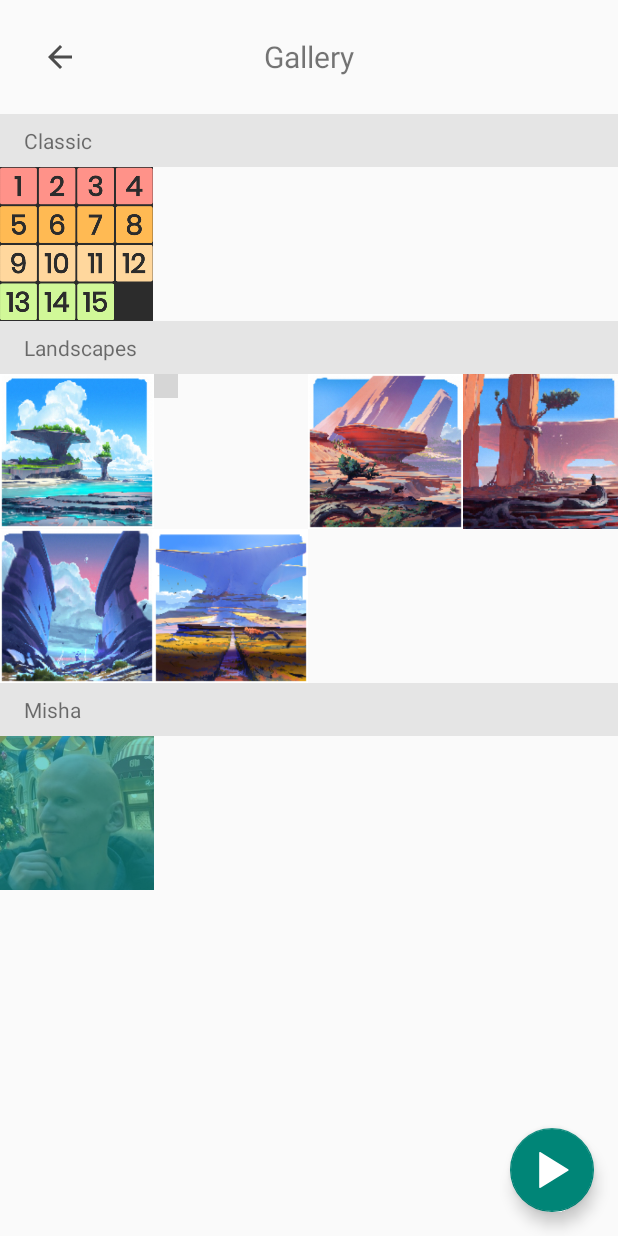
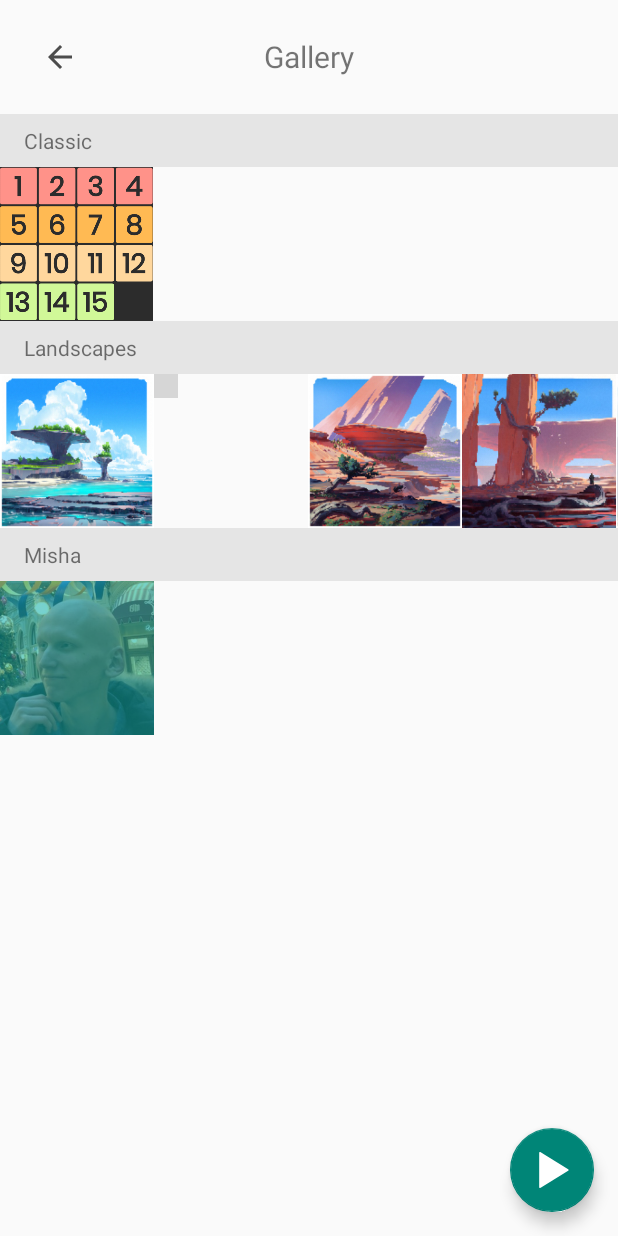
Before and after one commit to yudin2109/NePyatnashki, an Android app: the screen it shows after launch (GalleryPage), after a tap on "PLAY", on a phone screen of 412 x 824 dp. Run offline under Robolectric (Android 15) with nearby library versions, the phone set to English and light mode, and no system bars; our stand-ins replace Dagger/Hilt's generated code, Room's generated code; grey boxes are pictures that could not be loaded.

Commit message:
Added scrollable list

```diff
--- a/app/src/main/java/com/styudint/nepyatnashki/adapters/GalleryAdapter.kt
+++ b/app/src/main/java/com/styudint/nepyatnashki/adapters/GalleryAdapter.kt
@@ -1,6 +1,5 @@
 package com.styudint.nepyatnashki.adapters
 
-import android.net.Uri
 import android.view.LayoutInflater
 import android.view.View
 import android.view.ViewGroup
@@ -17,7 +16,8 @@ import com.styudint.nepyatnashki.data.ImageHolder
 import com.styudint.nepyatnashki.data.ResourceInfo
 import kotlinx.android.synthetic.main.gallery_image.view.*
 import kotlinx.android.synthetic.main.gallery_page_header.view.*
-import kotlinx.android.synthetic.main.gallery_page_item.view.*
+import kotlinx.android.synthetic.main.basic_gallery_page_item.view.*
+import kotlinx.android.synthetic.main.horizontal_scrollable_gallery_adapter.view.*
 import javax.inject.Inject
 
 class GalleryAdapter(private val activity: AppCompatActivity) : RecyclerView.Adapter<RecyclerView.ViewHolder>() {
@@ -30,7 +30,10 @@ class GalleryAdapter(private val activity: AppCompatActivity) : RecyclerView.Ada
 
     companion object {
         const val HEADER = 0
-        const val GALLERY_ITEM = 1
+        const val BASIC_GALLERY_ITEM = 1
+        const val SCROLLABLE_GALLERY_ITEM = 2
+
+        const val DEFAULT_IMAGE_IN_ROW_COUNT = 4
     }
 
     private val adapters = arrayListOf(
@@ -44,7 +47,9 @@ class GalleryAdapter(private val activity: AppCompatActivity) : RecyclerView.Ada
     override fun onCreateViewHolder(parent: ViewGroup, viewType: Int): RecyclerView.ViewHolder {
         if (viewType == HEADER)
             return createHeader(parent)
-        return createGalleryItem(parent)
+        if (viewType == BASIC_GALLERY_ITEM)
+            return createBasicGalleryItem(parent)
+        return createHorizontalScrollableGalleryItem(parent)
     }
 
     override fun getItemCount(): Int {
@@ -58,7 +63,7 @@ class GalleryAdapter(private val activity: AppCompatActivity) : RecyclerView.Ada
                 activity.finish()
             }
         }
-        if (holder.itemViewType == GALLERY_ITEM) {
+        if (holder.itemViewType == BASIC_GALLERY_ITEM || holder.itemViewType == SCROLLABLE_GALLERY_ITEM) {
             holder as GalleryItem
             holder.bind(adapters[position - 1], LayoutInflater.from(activity))
         }
@@ -78,17 +83,35 @@ class GalleryAdapter(private val activity: AppCompatActivity) : RecyclerView.Ada
     override fun getItemViewType(position: Int): Int {
         if (position == 0)
             return HEADER
-        return GALLERY_ITEM
+        if (position == 2)
+            return SCROLLABLE_GALLERY_ITEM
+        return BASIC_GALLERY_ITEM
     }
 
-    private fun createGalleryItem(parent: ViewGroup): BasicGalleryItem {
-        val view = LayoutInflater.from(activity).inflate(R.layout.gallery_page_item, parent, false)
+    private fun createBasicGalleryItem(parent: ViewGroup): BasicGalleryItem {
+        val view = LayoutInflater.from(activity).inflate(R.layout.basic_gallery_page_item, parent, false)
         return BasicGalleryItem(view)
+    }
+
+    private fun createHorizontalScrollableGalleryItem(parent: ViewGroup) : HorizontalScrollableGalleryItem {
+        val view = LayoutInflater.from(activity).inflate(R.layout.horizontal_scrollable_gallery_adapter, parent, false)
+        return HorizontalScrollableGalleryItem(view)
     }
 
     private fun createHeader(parent: ViewGroup): HeaderViewHolder {
         val view = LayoutInflater.from(activity).inflate(R.layout.gallery_page_header, parent, false)
         return HeaderViewHolder(view)
+    }
+
+    private fun registerImage(anchorView: View, info: ResourceInfo) {
+        if (info == imageHolder.info()) {
+            anchorView.findViewById<ImageView>(R.id.overlay).visibility = View.VISIBLE
+            picked = anchorView
+        }
+
+        anchorView.setOnClickListener {
+            picked(anchorView, info)
+        }
     }
 
     interface GalleryItem {
@@ -104,7 +127,8 @@ class GalleryAdapter(private val activity: AppCompatActivity) : RecyclerView.Ada
             miniGallery.removeAllViews()
 
             val rows = ArrayList<LinearLayout>()
-            val amountOfRows = (adapter.amountOfImages() + 3) / 4
+            val amountOfRows =
+                (adapter.amountOfImages() + DEFAULT_IMAGE_IN_ROW_COUNT - 1) / DEFAULT_IMAGE_IN_ROW_COUNT
 
             for (i in 0 until(amountOfRows)) {
                 val linearLayout = inflater.inflate(
@@ -115,18 +139,15 @@ class GalleryAdapter(private val activity: AppCompatActivity) : RecyclerView.Ada
             }
 
             for (i in 0 until(adapter.amountOfImages())) {
-                val view = inflater.inflate(R.layout.gallery_image, rows[i / 4], false)
+                val view = inflater.inflate(
+                    R.layout.gallery_image,
+                    rows[i / DEFAULT_IMAGE_IN_ROW_COUNT],
+                    false)
                 adapter.getBitmap(i).observe(activity, Observer {
                     view.image.setImageBitmap(it)
                 })
-                view.setOnClickListener {
-                    picked(view, adapter.getResourceInfo(i))
-                }
-                if (adapter.getResourceInfo(i) == imageHolder.info()) {
-                    view.findViewById<ImageView>(R.id.overlay).visibility = View.VISIBLE
-                    picked = view
-                }
-                rows[i / 4].addView(view)
+                registerImage(view, adapter.getResourceInfo(i))
+                rows[i / DEFAULT_IMAGE_IN_ROW_COUNT].addView(view)
             }
 
             rows.forEach {
@@ -135,6 +156,35 @@ class GalleryAdapter(private val activity: AppCompatActivity) : RecyclerView.Ada
         }
     }
 
+    inner class HorizontalScrollableGalleryItem(view: View) : RecyclerView.ViewHolder(view), GalleryItem {
+        private val header: TextView = view.header
+        private val imagesAnchor: LinearLayout = view.imagesAnchor
+
+        override fun bind(adapter: GalleryImageAdapter, inflater: LayoutInflater) {
+            header.text = adapter.getName()
+            imagesAnchor.removeAllViews()
+            for (i in 0 until adapter.amountOfImages()) {
+                val imageFrame = inflater.inflate(R.layout.gallery_image, imagesAnchor, false)
+                adapter.getBitmap(i).observe(activity, Observer {
+                    if (it == null)
+                        return@Observer
+                    prepareViewLayout(imageFrame)
+                    imageFrame.image.setImageBitmap(it)
+                })
+                registerImage(imageFrame, adapter.getResourceInfo(i))
+                imagesAnchor.addView(imageFrame)
+            }
+        }
+
+        private fun prepareViewLayout(view: View) {
+            val params = LinearLayout.LayoutParams(
+                header.width / (DEFAULT_IMAGE_IN_ROW_COUNT),
+                header.width / (DEFAULT_IMAGE_IN_ROW_COUNT),
+                1.0f)
+            view.layoutParams = params
+        }
+    }
+
     class HeaderViewHolder(view: View) : RecyclerView.ViewHolder(view) {
         val backButton: ImageButton = view.backButton
     }
--- a/app/src/main/java/com/styudint/nepyatnashki/adapters/LandscapeGalleryAdapter.kt
+++ b/app/src/main/java/com/styudint/nepyatnashki/adapters/LandscapeGalleryAdapter.kt
@@ -1,10 +1,8 @@
 package com.styudint.nepyatnashki.adapters
 
-import android.content.ContentResolver
 import android.content.Context
 import android.graphics.Bitmap
 import android.graphics.BitmapFactory
-import android.net.Uri
 import android.util.SparseArray
 import androidx.lifecycle.LiveData
 import androidx.lifecycle.MutableLiveData
--- a/app/src/main/res/layout/gallery_image.xml
+++ b/app/src/main/res/layout/gallery_image.xml
@@ -1,6 +1,7 @@
 <?xml version="1.0" encoding="utf-8"?>
 <FrameLayout
     xmlns:android="http://schemas.android.com/apk/res/android"
+    android:id="@+id/galleryItemAnchor"
     android:layout_width="0dp"
     android:layout_height="match_parent"
     android:layout_weight="1"
--- /dev/null
+++ b/app/src/main/res/layout/horizontal_scrollable_gallery_adapter.xml
@@ -0,0 +1,30 @@
+<?xml version="1.0" encoding="utf-8"?>
+<LinearLayout android:layout_height="wrap_content"
+    android:layout_width="match_parent"
+    xmlns:android="http://schemas.android.com/apk/res/android"
+    xmlns:tools="http://schemas.android.com/tools"
+    android:orientation="vertical">
+    <TextView
+        android:id="@+id/header"
+        android:layout_width="match_parent"
+        android:layout_height="wrap_content"
+        tools:text="Some header"
+        android:background="@color/grey"
+        android:paddingStart="16dp"
+        android:paddingEnd="16dp"
+        android:paddingTop="8dp"
+        android:paddingBottom="8dp"
+    />
+    <HorizontalScrollView
+        android:layout_width="match_parent"
+        android:layout_height="wrap_content"
+        android:scrollbars="none"
+    >
+        <LinearLayout
+            android:id="@+id/imagesAnchor"
+            android:orientation="horizontal"
+            android:layout_width="wrap_content"
+            android:layout_height="wrap_content"
+        />
+    </HorizontalScrollView>
+</LinearLayout>
```
Also changed, not shown: app/src/main/res/layout/basic_gallery_page_item.xml (renamed from app/src/main/res/layout/gallery_page_item.xml).
